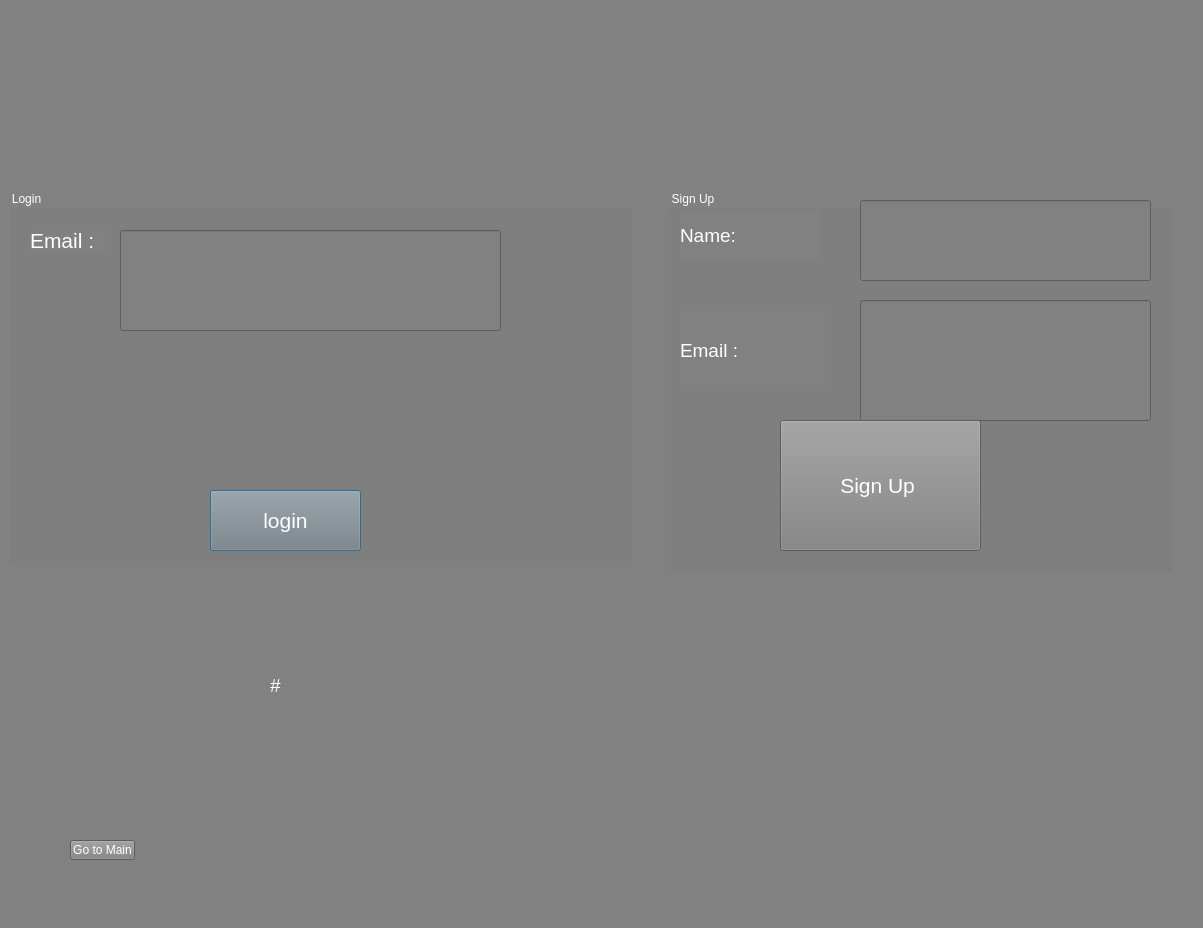
First picture: the form in UI/first.ui, repository mikdadkanbar/TimeTrackingProject, before the edit.
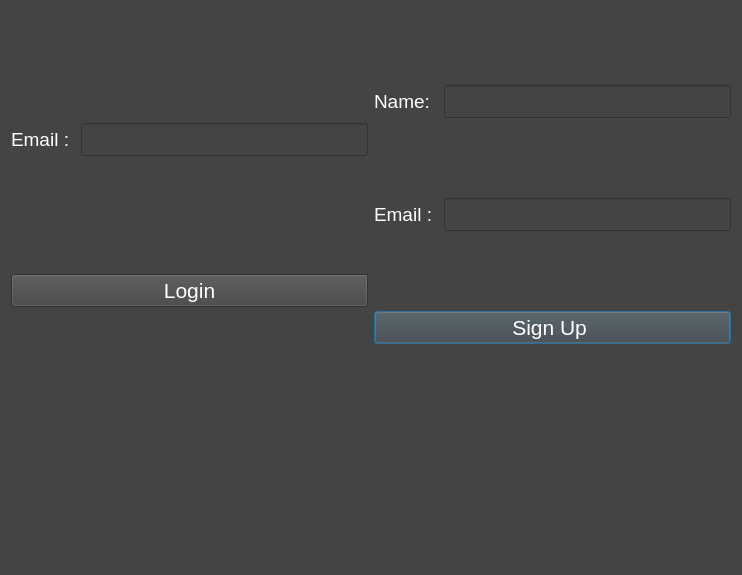
Second picture: the form after the edit.

Commit message: editing the UIs design

The edit to the form file:
```diff
--- a/UI/first.ui
+++ b/UI/first.ui
@@ -6,8 +6,8 @@
    <rect>
     <x>0</x>
     <y>0</y>
-    <width>1203</width>
-    <height>928</height>
+    <width>742</width>
+    <height>575</height>
    </rect>
   </property>
   <property name="minimumSize">
@@ -20,251 +20,161 @@
    <string>Dialog</string>
   </property>
   <property name="styleSheet">
-   <string notr="true">background :  rgb(129, 129, 129)</string>
+   <string notr="true">background : #444444  ;color : rgb(255, 255, 255)</string>
   </property>
-  <widget class="QGroupBox" name="groupBox">
-   <property name="geometry">
-    <rect>
-     <x>10</x>
-     <y>190</y>
-     <width>621</width>
-     <height>371</height>
-    </rect>
-   </property>
-   <property name="styleSheet">
-    <string notr="true">color : rgb(255, 255, 255)</string>
-   </property>
-   <property name="title">
-    <string>Login</string>
-   </property>
-   <widget class="QLabel" name="label">
-    <property name="geometry">
-     <rect>
-      <x>20</x>
-      <y>40</y>
-      <width>81</width>
-      <height>21</height>
-     </rect>
-    </property>
-    <property name="font">
-     <font>
-      <pointsize>16</pointsize>
-     </font>
-    </property>
-    <property name="styleSheet">
-     <string notr="true">color : rgb(255, 255, 255)</string>
-    </property>
-    <property name="text">
-     <string>Email : </string>
-    </property>
-   </widget>
-   <widget class="QPushButton" name="login_button">
-    <property name="geometry">
-     <rect>
-      <x>200</x>
-      <y>300</y>
-      <width>151</width>
-      <height>61</height>
-     </rect>
-    </property>
-    <property name="font">
-     <font>
-      <pointsize>16</pointsize>
-     </font>
-    </property>
-    <property name="styleSheet">
-     <string notr="true">color : rgb(255, 255, 255)</string>
-    </property>
-    <property name="text">
-     <string>login</string>
-    </property>
-   </widget>
-   <widget class="QLineEdit" name="email_input">
-    <property name="geometry">
-     <rect>
-      <x>110</x>
-      <y>40</y>
-      <width>381</width>
-      <height>101</height>
-     </rect>
-    </property>
-    <property name="font">
-     <font>
-      <pointsize>16</pointsize>
-     </font>
-    </property>
-    <property name="styleSheet">
-     <string notr="true">color : rgb(255, 255, 255)</string>
-    </property>
-   </widget>
-  </widget>
-  <widget class="QGroupBox" name="groupBox_2">
-   <property name="geometry">
-    <rect>
-     <x>670</x>
-     <y>190</y>
-     <width>501</width>
-     <height>381</height>
-    </rect>
-   </property>
-   <property name="minimumSize">
-    <size>
-     <width>301</width>
-     <height>0</height>
-    </size>
-   </property>
-   <property name="styleSheet">
-    <string notr="true">color : rgb(255, 255, 255)</string>
-   </property>
-   <property name="title">
-    <string>Sign Up</string>
-   </property>
-   <widget class="QLabel" name="label_2">
-    <property name="geometry">
-     <rect>
-      <x>10</x>
-      <y>120</y>
-      <width>151</width>
-      <height>81</height>
-     </rect>
-    </property>
-    <property name="font">
-     <font>
-      <pointsize>14</pointsize>
-     </font>
-    </property>
-    <property name="styleSheet">
-     <string notr="true">color : rgb(255, 255, 255)</string>
-    </property>
-    <property name="text">
-     <string>Email : </string>
-    </property>
-   </widget>
-   <widget class="QPushButton" name="signup_button">
-    <property name="geometry">
-     <rect>
-      <x>110</x>
-      <y>230</y>
-      <width>201</width>
-      <height>131</height>
-     </rect>
-    </property>
-    <property name="font">
-     <font>
-      <pointsize>16</pointsize>
-     </font>
-    </property>
-    <property name="styleSheet">
-     <string notr="true">color : rgb(255, 255, 255)</string>
-    </property>
-    <property name="text">
-     <string>Sign Up </string>
-    </property>
-   </widget>
-   <widget class="QLineEdit" name="email_input2">
-    <property name="geometry">
-     <rect>
-      <x>190</x>
-      <y>110</y>
-      <width>291</width>
-      <height>121</height>
-     </rect>
-    </property>
-    <property name="font">
-     <font>
-      <pointsize>16</pointsize>
-     </font>
-    </property>
-    <property name="styleSheet">
-     <string notr="true">color : rgb(255, 255, 255)</string>
-    </property>
-   </widget>
-   <widget class="QLineEdit" name="name_input">
-    <property name="geometry">
-     <rect>
-      <x>190</x>
-      <y>10</y>
-      <width>291</width>
-      <height>81</height>
-     </rect>
-    </property>
-    <property name="font">
-     <font>
-      <pointsize>16</pointsize>
-     </font>
-    </property>
-    <property name="styleSheet">
-     <string notr="true">color : rgb(255, 255, 255)</string>
-    </property>
-    <property name="text">
-     <string/>
-    </property>
-   </widget>
-   <widget class="QLabel" name="label_3">
-    <property name="geometry">
-     <rect>
-      <x>10</x>
-      <y>20</y>
-      <width>141</width>
-      <height>51</height>
-     </rect>
-    </property>
-    <property name="font">
-     <font>
-      <pointsize>14</pointsize>
-     </font>
-    </property>
-    <property name="styleSheet">
-     <string notr="true">color : rgb(255, 255, 255)</string>
-    </property>
-    <property name="text">
-     <string>Name:</string>
-    </property>
-   </widget>
-  </widget>
-  <widget class="QPushButton" name="goToMain">
-   <property name="geometry">
-    <rect>
-     <x>70</x>
-     <y>840</y>
-     <width>65</width>
-     <height>20</height>
-    </rect>
-   </property>
-   <property name="styleSheet">
-    <string notr="true">color : rgb(255, 255, 255)</string>
-   </property>
-   <property name="text">
-    <string>Go to Main</string>
-   </property>
-  </widget>
-  <widget class="QLabel" name="error_msg">
-   <property name="geometry">
-    <rect>
-     <x>270</x>
-     <y>620</y>
-     <width>601</width>
-     <height>131</height>
-    </rect>
-   </property>
-   <property name="font">
-    <font>
-     <pointsize>14</pointsize>
-    </font>
-   </property>
-   <property name="styleSheet">
-    <string notr="true">color : rgb(255, 255, 255)</string>
-   </property>
-   <property name="frameShape">
-    <enum>QFrame::NoFrame</enum>
-   </property>
-   <property name="text">
-    <string>#</string>
-   </property>
-   <property name="wordWrap">
-    <bool>true</bool>
-   </property>
-  </widget>
+  <layout class="QGridLayout" name="gridLayout">
+   <item row="4" column="0" colspan="2">
+    <widget class="QLabel" name="error_msg">
+     <property name="font">
+      <font>
+       <pointsize>14</pointsize>
+       <weight>75</weight>
+       <bold>true</bold>
+      </font>
+     </property>
+     <property name="statusTip">
+      <string/>
+     </property>
+     <property name="styleSheet">
+      <string notr="true">color : rgb(255, 255, 255)</string>
+     </property>
+     <property name="frameShape">
+      <enum>QFrame::NoFrame</enum>
+     </property>
+     <property name="text">
+      <string/>
+     </property>
+     <property name="alignment">
+      <set>Qt::AlignCenter</set>
+     </property>
+     <property name="wordWrap">
+      <bool>true</bool>
+     </property>
+    </widget>
+   </item>
+   <item row="1" column="1" rowspan="3">
+    <layout class="QGridLayout" name="gridLayout_3">
+     <item row="1" column="0">
+      <widget class="QLabel" name="label_2">
+       <property name="font">
+        <font>
+         <pointsize>14</pointsize>
+        </font>
+       </property>
+       <property name="styleSheet">
+        <string notr="true">color : rgb(255, 255, 255)</string>
+       </property>
+       <property name="text">
+        <string>Email : </string>
+       </property>
+      </widget>
+     </item>
+     <item row="0" column="1">
+      <widget class="QLineEdit" name="name_input">
+       <property name="font">
+        <font>
+         <pointsize>16</pointsize>
+        </font>
+       </property>
+       <property name="styleSheet">
+        <string notr="true">color : rgb(255, 255, 255)</string>
+       </property>
+       <property name="text">
+        <string/>
+       </property>
+      </widget>
+     </item>
+     <item row="1" column="1">
+      <widget class="QLineEdit" name="email_input2">
+       <property name="font">
+        <font>
+         <pointsize>16</pointsize>
+        </font>
+       </property>
+       <property name="styleSheet">
+        <string notr="true">color : rgb(255, 255, 255)</string>
+       </property>
+      </widget>
+     </item>
+     <item row="0" column="0">
+      <widget class="QLabel" name="label_3">
+       <property name="font">
+        <font>
+         <pointsize>14</pointsize>
+        </font>
+       </property>
+       <property name="styleSheet">
+        <string notr="true">color : rgb(255, 255, 255)</string>
+       </property>
+       <property name="text">
+        <string>Name:</string>
+       </property>
+      </widget>
+     </item>
+     <item row="2" column="0" colspan="2">
+      <widget class="QPushButton" name="signup_button">
+       <property name="font">
+        <font>
+         <pointsize>16</pointsize>
+        </font>
+       </property>
+       <property name="styleSheet">
+        <string notr="true">color : rgb(255, 255, 255)</string>
+       </property>
+       <property name="text">
+        <string>Sign Up </string>
+       </property>
+      </widget>
+     </item>
+    </layout>
+   </item>
+   <item row="1" column="0" rowspan="3">
+    <layout class="QGridLayout" name="gridLayout_2">
+     <item row="0" column="2">
+      <widget class="QLineEdit" name="email_input">
+       <property name="font">
+        <font>
+         <pointsize>16</pointsize>
+        </font>
+       </property>
+       <property name="styleSheet">
+        <string notr="true">color : rgb(255, 255, 255)</string>
+       </property>
+      </widget>
+     </item>
+     <item row="0" column="1">
+      <widget class="QLabel" name="label_4">
+       <property name="font">
+        <font>
+         <pointsize>14</pointsize>
+        </font>
+       </property>
+       <property name="styleSheet">
+        <string notr="true">color : rgb(255, 255, 255)</string>
+       </property>
+       <property name="text">
+        <string>Email : </string>
+       </property>
+      </widget>
+     </item>
+     <item row="1" column="1" colspan="2">
+      <widget class="QPushButton" name="login_button">
+       <property name="font">
+        <font>
+         <pointsize>16</pointsize>
+        </font>
+       </property>
+       <property name="styleSheet">
+        <string notr="true">color : rgb(255, 255, 255)</string>
+       </property>
+       <property name="text">
+        <string>Login</string>
+       </property>
+      </widget>
+     </item>
+    </layout>
+   </item>
+  </layout>
  </widget>
  <resources/>
  <connections/>
```
The commit also changes 4 other files.
